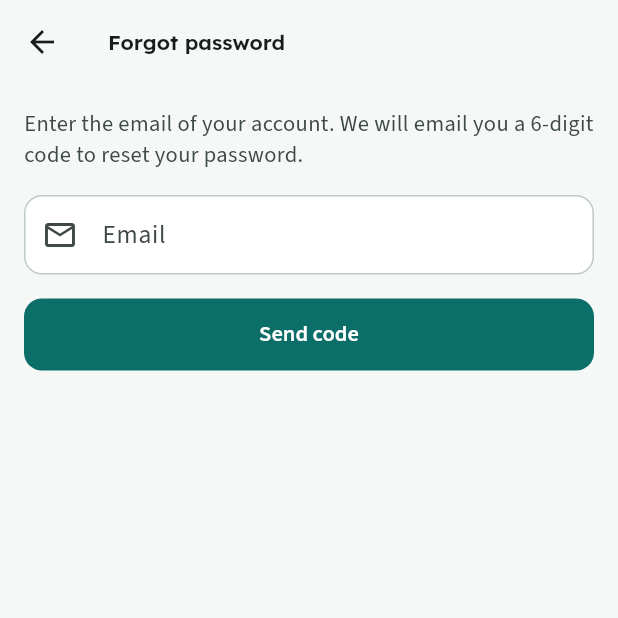
After one commit to EdgeTech-team/nexaaid-capstone-2, a Flutter app: the ForgotPasswordScreen screen opened directly, on a phone screen of 412 x 824 dp, the top half of it. The commit adds this screen. Run offline on Flutter 3.47's test engine with Material 3 defaults, Android fonts, the phone set to English and light mode, and no system bars; our stand-ins replace file_picker, flutter_map, google_fonts, image_picker, latlong2; missing offline and left inert: mobile_scanner, pdfrx; network calls fail.

Commit message:
UI: Forgot password? on the login page; tighter navigation bar

```diff
--- /dev/null
+++ b/mobile/lib/ui/forgot_password_screen.dart
@@ -0,0 +1,262 @@
+import 'package:flutter/material.dart';
+import 'package:flutter/services.dart';
+
+import '../api.dart' show ApiResult;
+import 'validators.dart';
+import 'widgets.dart';
+/// UI concern (login page): "Forgot password?" asks for the email.
+/// Backend (feat/password-reset): POST /auth/forgot-password emails a
+/// 6-digit code that expires in 15 minutes; POST /auth/reset-password sets
+/// the new password with that code.
+///
+/// Closes with the email when the password was changed, so the login page
+/// can fill it in.
+class ForgotPasswordScreen extends StatefulWidget {
+  final String initialEmail;
+  const ForgotPasswordScreen({super.key, this.initialEmail = ''});
+
+  @override
+  State<ForgotPasswordScreen> createState() => _ForgotPasswordScreenState();
+}
+
+class _ForgotPasswordScreenState extends State<ForgotPasswordScreen> {
+  final _emailForm = GlobalKey<FormState>();
+  final _resetForm = GlobalKey<FormState>();
+  late final _email = TextEditingController(text: widget.initialEmail);
+  final _code = TextEditingController();
+  final _pass = TextEditingController();
+  final _confirm = TextEditingController();
+  bool _codeSent = false;
+  bool _busy = false;
+  String? _error;
+
+  @override
+  void dispose() {
+    for (final c in [_email, _code, _pass, _confirm]) {
+      c.dispose();
+    }
+    super.dispose();
+  }
+
+  String _problem(ApiResult r) =>
+      r.status == 0 ? 'Cannot reach the server' : r.errorText;
+
+  Future<void> _sendCode() async {
+    if (!_codeSent && !_emailForm.currentState!.validate()) return;
+    setState(() {
+      _busy = true;
+      _error = null;
+    });
+    final r = await api.post(
+      '/auth/forgot-password',
+      body: {'email': _email.text.trim()},
+    );
+    if (!mounted) return;
+    setState(() {
+      _busy = false;
+      if (r.ok) {
+        _codeSent = true;
+      } else {
+        _error = _problem(r);
+      }
+    });
+    if (r.ok) {
+      ScaffoldMessenger.of(context).showSnackBar(
+        const SnackBar(content: Text('If that email is registered, a code was sent.')),
+      );
+    }
+  }
+
+  Future<void> _reset() async {
+    if (!_resetForm.currentState!.validate()) return;
+    setState(() {
+      _busy = true;
+      _error = null;
+    });
+    final r = await api.post(
+      '/auth/reset-password',
+      body: {
+        'email': _email.text.trim(),
+        'code': _code.text.trim(),
+        'new_password': _pass.text,
+        'confirm_password': _confirm.text,
+      },
+    );
+    if (!mounted) return;
+    if (r.ok) {
+      ScaffoldMessenger.of(context).showSnackBar(
+        const SnackBar(content: Text('Password changed. You can now log in.')),
+      );
+      Navigator.of(context).pop(_email.text.trim());
+      return;
+    }
+    setState(() {
+      _busy = false;
+      _error = _problem(r);
+    });
+  }
+
+  /// Same rule and wording as the register screen.
+  Widget _passwordRules(BuildContext context) {
+    final cs = Theme.of(context).colorScheme;
+    final t = Theme.of(context).textTheme;
+    final p = _pass.text;
+    Widget rule(String text, bool ok) => Padding(
+      padding: const EdgeInsets.only(bottom: Space.xxs),
+      child: Row(
+        children: [
+          Icon(
+            ok ? Icons.check_circle : Icons.radio_button_unchecked,
+            size: 18,
+            color: ok ? cs.primary : cs.onSurfaceVariant,
+          ),
+          Gaps.h8,
+          Text(
+            text,
+            style: t.bodySmall?.copyWith(
+              color: ok ? cs.primary : cs.onSurfaceVariant,
+            ),
+          ),
+        ],
+      ),
+    );
+    return Padding(
+      padding: const EdgeInsets.only(bottom: Space.md, left: Space.xs),
+      child: Column(
+        crossAxisAlignment: CrossAxisAlignment.start,
+        children: [
+          rule('8 to 64 characters', p.length >= 8 && p.length <= 64),
+          rule('At least one capital letter', RegExp(r'[A-Z]').hasMatch(p)),
+          rule('At least one number', RegExp(r'\d').hasMatch(p)),
+        ],
+      ),
+    );
+  }
+
+  Widget _gap(Widget child) =>
+      Padding(padding: const EdgeInsets.only(bottom: Space.md), child: child);
+
+  @override
+  Widget build(BuildContext context) {
+    final t = Theme.of(context).textTheme;
+    final cs = Theme.of(context).colorScheme;
+    return Scaffold(
+      appBar: AppBar(title: const Text('Forgot password')),
+      body: Center(
+        child: ConstrainedBox(
+          constraints: const BoxConstraints(maxWidth: 440),
+          child: ListView(
+            padding: Space.page,
+            children: [
+              Text(
+                _codeSent
+                    ? 'Enter the 6-digit code sent to ${_email.text.trim()} '
+                          'and choose a new password. The code expires in '
+                          '15 minutes.'
+                    : 'Enter the email of your account. We will email you a '
+                          '6-digit code to reset your password.',
+                style: t.bodyMedium?.copyWith(color: cs.onSurfaceVariant),
+              ),
+              Gaps.v16,
+              if (!_codeSent)
+                Form(
+                  key: _emailForm,
+                  child: _gap(
+                    AppTextField(
+                      key: const ValueKey('forgot-email'),
+                      controller: _email,
+                      label: 'Email',
+                      icon: Icons.mail_outline,
+                      keyboardType: TextInputType.emailAddress,
+                      autofillHints: const [AutofillHints.email],
+                      validator: Validators.email,
+                    ),
+                  ),
+                )
+              else
+                Form(
+                  key: _resetForm,
+                  autovalidateMode: AutovalidateMode.onUserInteraction,
+                  child: Column(
+                    crossAxisAlignment: CrossAxisAlignment.stretch,
+                    children: [
+                      _gap(
+                        AppTextField(
+                          key: const ValueKey('forgot-code'),
+                          controller: _code,
+                          label: '6-digit code',
+                          icon: Icons.pin_outlined,
+                          keyboardType: TextInputType.number,
+                          inputFormatters: [
+                            FilteringTextInputFormatter.digitsOnly,
+                            LengthLimitingTextInputFormatter(6),
+                          ],
+                          validator: (v) =>
+                              RegExp(r'^\d{6}$').hasMatch((v ?? '').trim())
+                              ? null
+                              : 'Enter the 6-digit code from the email',
+                        ),
+                      ),
+                      _gap(
+                        AppTextField(
+                          key: const ValueKey('forgot-new-password'),
+                          controller: _pass,
+                          label: 'New password',
+                          password: true,
+                          validator: Validators.newPassword,
+                          onChanged: (_) => setState(() {}),
+                        ),
+                      ),
+                      _passwordRules(context),
+                      _gap(
+                        AppTextField(
+                          key: const ValueKey('forgot-confirm-password'),
+                          controller: _confirm,
+                          label: 'Confirm new password',
+                          password: true,
+                          validator: (v) =>
+                              Validators.confirmPassword(v, _pass.text),
+                        ),
+                      ),
+                    ],
+                  ),
+                ),
+              if (_error != null) ...[
+                Text(_error!, style: TextStyle(color: cs.error)),
+                Gaps.v12,
+              ],
+              AppButton(
+                _codeSent ? 'Reset password' : 'Send code',
+                key: const ValueKey('forgot-submit'),
+                onPressed: _busy ? null : (_codeSent ? _reset : _sendCode),
+                loading: _busy,
+                expand: true,
+              ),
+              if (_codeSent) ...[
+                Gaps.v8,
+                Wrap(
+                  alignment: WrapAlignment.center,
+                  children: [
+                    TextButton(
+                      onPressed: _busy ? null : _sendCode,
+                      child: const Text('Send a new code'),
+                    ),
+                    TextButton(
+                      onPressed: _busy
+                          ? null
+                          : () => setState(() {
+                              _codeSent = false;
+                              _error = null;
+                            }),
+                      child: const Text('Use a different email'),
+                    ),
+                  ],
+                ),
+              ],
+            ],
+          ),
+        ),
+      ),
+    );
+  }
+}
--- a/mobile/lib/ui/login_screen.dart
+++ b/mobile/lib/ui/login_screen.dart
@@ -2,6 +2,7 @@ import 'package:flutter/material.dart';
 
 import 'register_screen.dart';
 import 'widgets.dart';
+import 'forgot_password_screen.dart';
 
 import 'package:flutter/foundation.dart' show kDebugMode;
 
@@ -49,6 +50,21 @@ class _LoginScreenState extends State<LoginScreen> {
       fields: [DialogField('url', 'API base URL', initial: api.baseUrl)],
     );
     if (v != null) api.setBase(v['url']!);
+  }
+    /// UI concern: "Forgot password?" asks for the email (code by email).
+  Future<void> _forgot() async {
+    final email = await Navigator.of(context).push<String>(
+      MaterialPageRoute(
+        builder: (_) => ForgotPasswordScreen(initialEmail: emailC.text.trim()),
+      ),
+    );
+    if (email != null && mounted) {
+      setState(() {
+        emailC.text = email;
+        passC.clear();
+        error = null;
+      });
+    }
   }
 
   @override
@@ -154,6 +170,13 @@ class _LoginScreenState extends State<LoginScreen> {
                     ),
                   ),
                 ),
+                                Align(
+                  alignment: Alignment.centerRight,
+                  child: TextButton(
+                    onPressed: _forgot,
+                    child: const Text('Forgot password?'),
+                  ),
+                ),
                 if (error != null)
                   Padding(
                     padding: const EdgeInsets.only(top: 10),
```
Also changed, not shown: 1 other file.
